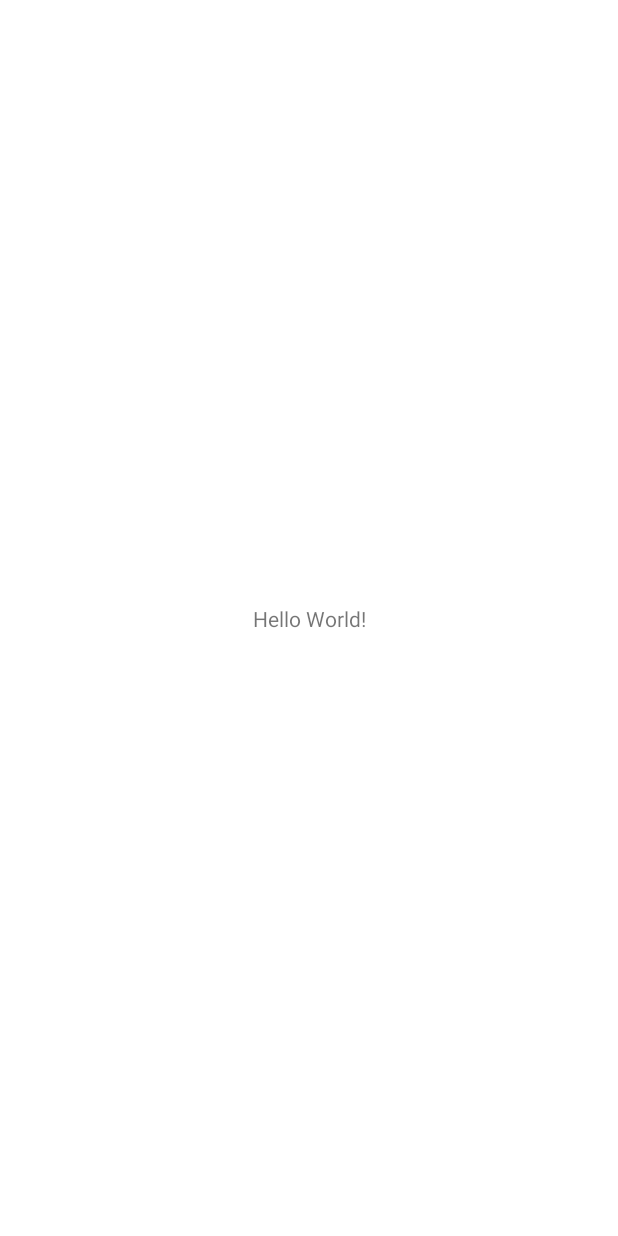
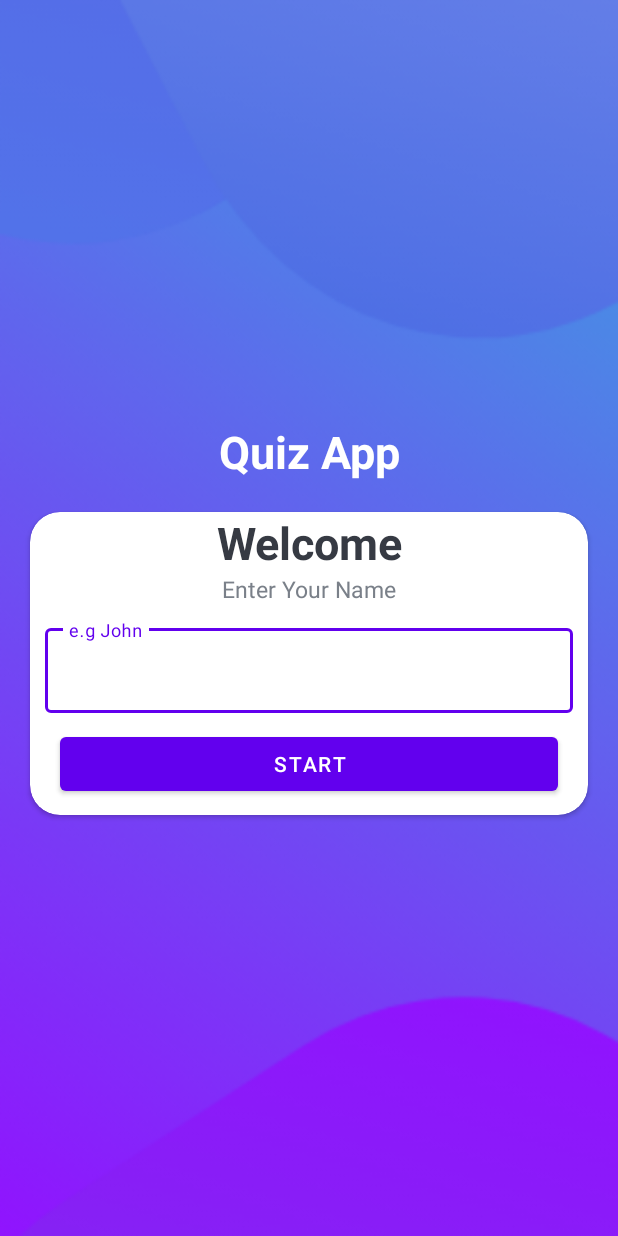
Before and after one commit to MuhammadSaad420/Quiz-App, an Android app: the screen it shows after launch (MainActivity), on a phone screen of 412 x 824 dp. Before the commit the screen is almost empty. Run offline under Robolectric (Android 15) with nearby library versions, the phone set to English and light mode, and no system bars.

Commit message:
Settting up the ui and using cardview and disable the satusbar

```diff
--- a/app/src/main/res/layout/activity_main.xml
+++ b/app/src/main/res/layout/activity_main.xml
@@ -1,18 +1,74 @@
 <?xml version="1.0" encoding="utf-8"?>
-<androidx.constraintlayout.widget.ConstraintLayout xmlns:android="http://schemas.android.com/apk/res/android"
+<LinearLayout xmlns:android="http://schemas.android.com/apk/res/android"
     xmlns:app="http://schemas.android.com/apk/res-auto"
     xmlns:tools="http://schemas.android.com/tools"
     android:layout_width="match_parent"
     android:layout_height="match_parent"
+    android:orientation="vertical"
+    android:background="@drawable/ic_bg"
+    android:gravity="center"
     tools:context=".MainActivity">
 
     <TextView
-        android:layout_width="wrap_content"
+        android:layout_width="match_parent"
         android:layout_height="wrap_content"
-        android:text="Hello World!"
-        app:layout_constraintBottom_toBottomOf="parent"
-        app:layout_constraintEnd_toEndOf="parent"
-        app:layout_constraintStart_toStartOf="parent"
-        app:layout_constraintTop_toTopOf="parent" />
+        android:text="Quiz App"
+        android:layout_marginBottom="20dp"
+        android:textStyle="bold"
+        android:textSize="30sp"
+        android:gravity="center"
+        android:textColor="@color/white"
+         />
+    <androidx.cardview.widget.CardView
+        android:layout_width="match_parent"
+        android:layout_height="wrap_content"
+        android:layout_marginStart="20dp"
+        app:cardCornerRadius="20dp"
+        android:layout_marginEnd="20dp">
+        <LinearLayout
+            android:layout_width="match_parent"
+            android:layout_height="wrap_content"
+            android:orientation="vertical"
+            >
+            <TextView
+                android:layout_width="match_parent"
+                android:layout_height="wrap_content"
+                android:text="Welcome"
+                android:textStyle="bold"
+                android:textSize="30sp"
+                android:gravity="center"
+                android:textColor="#363a43"
+                />
+            <TextView
+                android:layout_width="match_parent"
+                android:layout_height="wrap_content"
+                android:text="Enter Your Name"
+                android:textSize="15sp"
+                android:gravity="center"
+                android:textColor="#7A8089"
+                />
+            <com.google.android.material.textfield.TextInputLayout
+                android:layout_width="match_parent"
+                android:layout_height="wrap_content"
+                android:layout_margin="10dp"
+                style="@style/Widget.MaterialComponents.TextInputLayout.OutlinedBox">
+                <com.google.android.material.textfield.TextInputEditText
+                    android:layout_width="match_parent"
+                    android:layout_height="wrap_content"
+                    android:inputType="textCapWords"
+                    android:hint="e.g John"
+                    android:textColorHint="#363A43"
+                    android:textColor="#7A8089">
 
-</androidx.constraintlayout.widget.ConstraintLayout>
+                </com.google.android.material.textfield.TextInputEditText>
+            </com.google.android.material.textfield.TextInputLayout>
+            <Button
+                android:layout_width="match_parent"
+                android:layout_height="wrap_content"
+                android:text="Start"
+                android:layout_marginHorizontal="20dp"
+                android:layout_marginBottom="10dp"></Button>
+        </LinearLayout>
+    </androidx.cardview.widget.CardView>
+
+</LinearLayout>
--- a/app/src/main/res/values/themes.xml
+++ b/app/src/main/res/values/themes.xml
@@ -11,6 +11,7 @@
         <item name="colorOnSecondary">@color/black</item>
         <!-- Status bar color. -->
         <item name="android:statusBarColor" tools:targetApi="21">?attr/colorPrimaryVariant</item>
+        <item name="android:windowFullscreen">true</item>
         <!-- Customize your theme here. -->
     </style>
 </resources>
```
Also changed, not shown: app/src/main/res/drawable/ic_bg.png (added).
